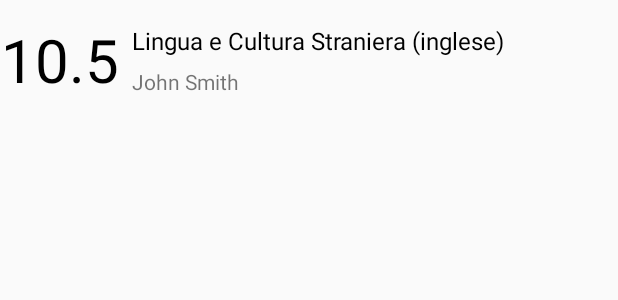
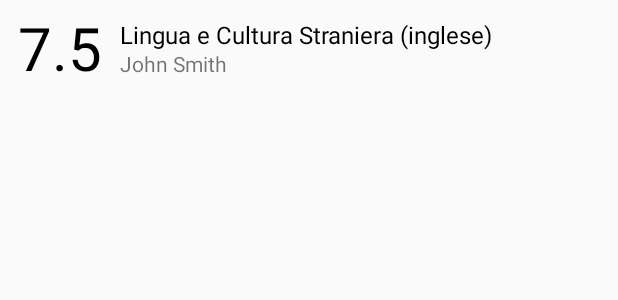
Before and after one commit to Stypox/quadermas, an Android app: the layout subject_item.xml on its own in the app's theme, with its tools: preview values and no code run, on a phone screen of 412 x 824 dp. Shown: the top 300 px of the screen. Run offline under Robolectric (Android 15) with nearby library versions, the phone set to English and light mode, and no system bars.

Commit message:
Make SubjectItem smaller

```diff
--- a/android/app/src/main/res/layout/subject_item.xml
+++ b/android/app/src/main/res/layout/subject_item.xml
@@ -1,31 +1,28 @@
 <?xml version="1.0" encoding="utf-8"?>
-<android.support.constraint.ConstraintLayout
-    xmlns:android="http://schemas.android.com/apk/res/android"
+<android.support.constraint.ConstraintLayout xmlns:android="http://schemas.android.com/apk/res/android"
     xmlns:app="http://schemas.android.com/apk/res-auto"
     xmlns:tools="http://schemas.android.com/tools"
     android:layout_width="match_parent"
-    android:layout_height="80dp">
+    android:layout_height="64dp">
 
     <TextView
         android:id="@+id/average"
         android:layout_width="80dp"
         android:layout_height="match_parent"
+        android:gravity="center"
+        android:textAlignment="center"
         android:textColor="@color/highlightedText"
-        android:textAlignment="center"
-        android:gravity="center"
         android:textSize="40sp"
         app:layout_constraintBottom_toBottomOf="parent"
         app:layout_constraintStart_toStartOf="parent"
         app:layout_constraintTop_toTopOf="parent"
-        tools:text="10.5" />
+        tools:text="7.5" />
 
     <TextView
         android:id="@+id/name"
         android:layout_width="wrap_content"
         android:layout_height="wrap_content"
-        android:layout_marginStart="8dp"
-        android:layout_marginLeft="8dp"
-        android:layout_marginTop="16dp"
+        android:layout_marginTop="12dp"
         android:textColor="@color/highlightedText"
         android:textSize="16sp"
         app:layout_constraintStart_toEndOf="@+id/average"
@@ -36,9 +33,7 @@
         android:id="@+id/teacher"
         android:layout_width="wrap_content"
         android:layout_height="wrap_content"
-        android:layout_marginStart="8dp"
-        android:layout_marginLeft="8dp"
-        android:layout_marginBottom="16dp"
+        android:layout_marginBottom="12dp"
         app:layout_constraintBottom_toBottomOf="parent"
         app:layout_constraintStart_toEndOf="@+id/average"
         tools:text="John Smith" />
```
